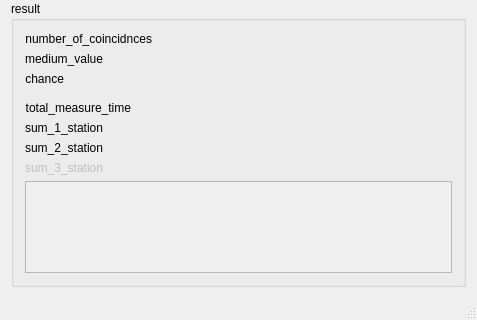
This is miniaplications/coincidence.ui in Hinogary/czelta-python as Qt 5 draws it before an edit; both pictures show x 0 to 477 and y 383 to 703 of the 477 by 703 pixel window. The edited form follows.
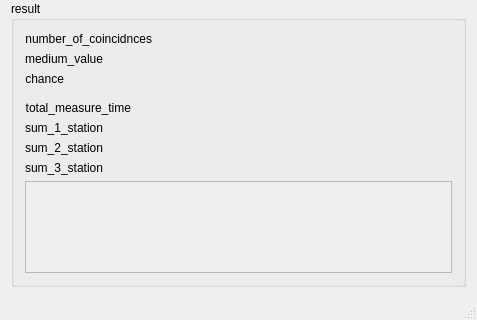
This is the edited form.

```diff
--- a/miniaplications/coincidence.ui
+++ b/miniaplications/coincidence.ui
@@ -317,7 +317,7 @@
        <item row="8" column="0">
         <widget class="QLabel" name="label_11">
          <property name="enabled">
-          <bool>false</bool>
+          <bool>true</bool>
          </property>
          <property name="text">
           <string>sum_3_station</string>
```
